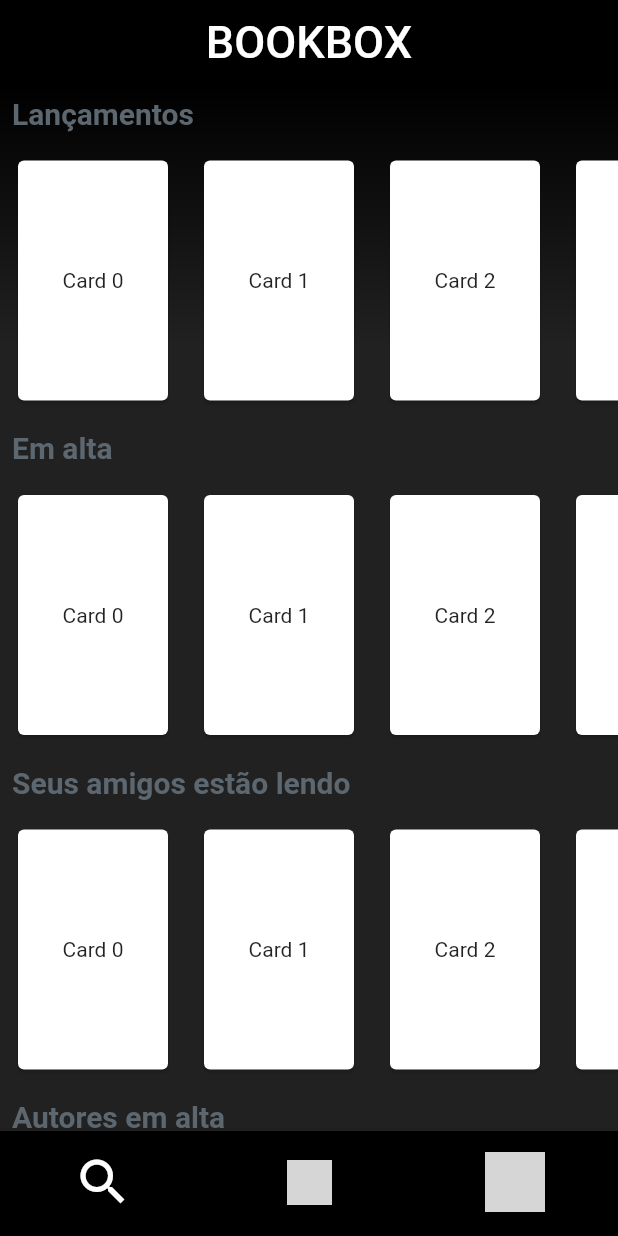
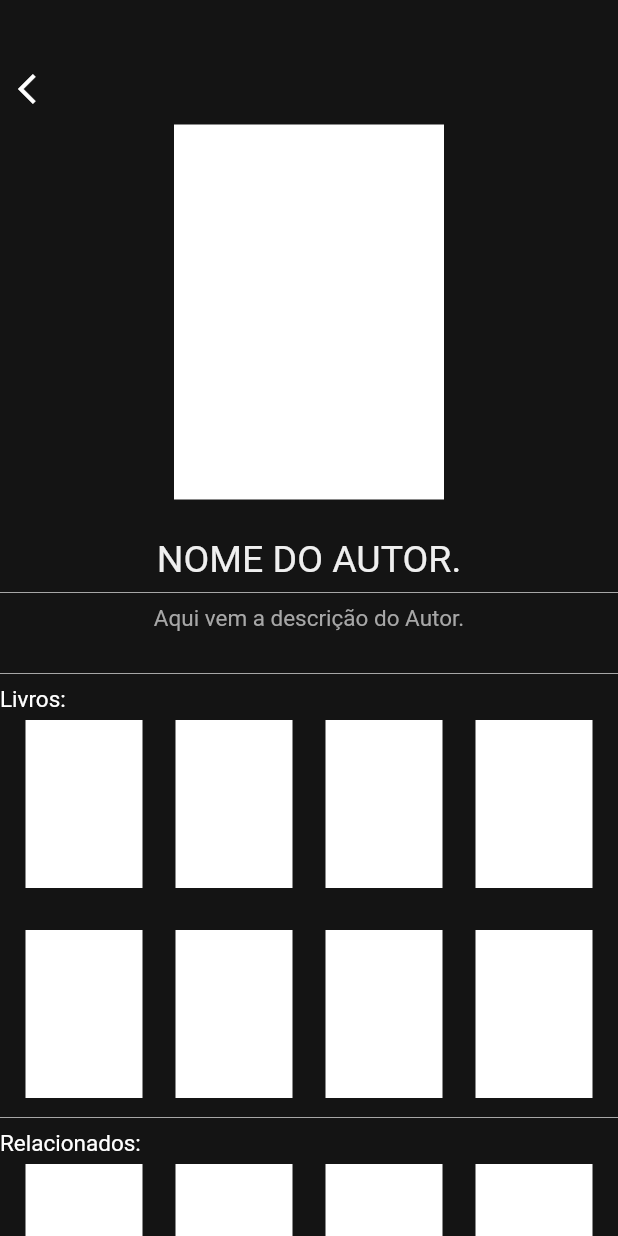
Before and after one commit to book-box/bookbox, a Flutter app: the screen it shows after launch, on a phone screen of 412 x 824 dp. Run offline on Flutter 3.47's test engine with Material 2 defaults, Android fonts, the phone set to English and light mode, and no system bars; grey boxes are pictures that could not be loaded.

Commit message:
pagina do autor

```diff
--- /dev/null
+++ b/lib/autor/autor.dart
@@ -0,0 +1,48 @@
+import 'package:flutter/material.dart';
+import 'package:bookbox/autor/top_bar_estande.dart';
+import 'package:bookbox/autor/lista.dart';
+import 'package:bookbox/autor/olivro.dart';
+
+class Autor extends StatelessWidget {
+  const Autor({Key? key}) : super(key: key);
+
+  @override
+  Widget build(BuildContext context) {
+    return const SingleChildScrollView(
+      child: Column(
+        mainAxisAlignment: MainAxisAlignment.start,
+        crossAxisAlignment: CrossAxisAlignment.center,
+        children: [
+          TopBarEstante(),
+          Olivro(),
+          SizedBox(height: 25),
+          Text(
+            'NOME DO AUTOR.',
+            style: TextStyle(
+              fontSize: 25,
+              color: Color.fromARGB(255, 239, 239, 239),
+            ),
+          ),
+          Column(
+            children: [
+              Divider(color: Color.fromARGB(255, 167, 167, 167)),
+              Text(
+                'Aqui vem a descrição do Autor.',
+                style: TextStyle(
+                  fontSize: 15,
+                  color: Color.fromARGB(255, 167, 167, 167),
+                ),
+              ),
+              SizedBox(height: 20),
+              Divider(color: Color.fromARGB(255, 167, 167, 167)),
+              Lista('Livros:'),
+              Lista(''),
+              Divider(color: Color.fromARGB(255, 167, 167, 167)),
+              Lista('Relacionados:'),
+            ],
+          ),
+        ],
+      ),
+    );
+  }
+}
--- /dev/null
+++ b/lib/autor/lista.dart
@@ -0,0 +1,34 @@
+import 'package:flutter/material.dart';
+import 'package:bookbox/autor/livro.dart';
+
+class Lista extends StatelessWidget {
+  const Lista(this.titulo, {Key? key}) : super(key: key);
+
+  final String titulo;
+  @override
+  Widget build(BuildContext context) {
+    return Column(
+      children: [
+        Align(
+          alignment: Alignment.topLeft,
+            child: Text(
+              titulo,
+              style: const TextStyle(
+                fontSize: 15,
+                color: Colors.white,
+              ),
+            ),
+        ),
+        const Row(
+          mainAxisAlignment: MainAxisAlignment.spaceEvenly,
+          children: [
+            Livro('assets/imagens/1.jpg'),
+            Livro('assets/imagens/1.jpg'),
+            Livro('assets/imagens/1.jpg'),
+            Livro('assets/imagens/1.jpg'),
+          ],
+        ),
+      ],
+    );
+  }
+}
--- /dev/null
+++ b/lib/autor/livro.dart
@@ -0,0 +1,19 @@
+import 'package:flutter/material.dart';
+
+class Livro extends StatelessWidget {
+  const Livro(this.nota, {Key? key}) : super(key: key);
+
+  final String nota;
+
+  @override
+  Widget build(BuildContext context) {
+    return Container(
+      margin: const EdgeInsets.all(5),
+      width: 78,
+      height: 112,
+      decoration: const BoxDecoration(
+        color: Colors.white,
+      ),
+    );
+  }
+}
--- /dev/null
+++ b/lib/autor/olivro.dart
@@ -0,0 +1,17 @@
+import 'package:flutter/material.dart';
+
+class Olivro extends StatelessWidget {
+  const Olivro({Key? key}) : super(key: key);
+
+  @override
+  Widget build(BuildContext context) {
+    MainAxisAlignment.spaceEvenly;
+    return Container(
+      width: 180,
+      height: 250,
+      decoration: const BoxDecoration(
+        color: Colors.white,
+      ),
+    );
+  }
+}
--- /dev/null
+++ b/lib/autor/top_bar_estande.dart
@@ -0,0 +1,26 @@
+import 'package:flutter/material.dart';
+
+class TopBarEstante extends StatelessWidget {
+  const TopBarEstante({super.key});
+
+  @override
+  Widget build(BuildContext context) {
+    return Row(
+      mainAxisAlignment: MainAxisAlignment.spaceBetween,
+      children: [
+        Padding(
+          padding: const EdgeInsets.only(top: 35),
+          child: IconButton(
+            onPressed: (){
+              Navigator.pop(context);
+            },
+            icon: const Icon(
+              Icons.arrow_back_ios,
+              color: Colors.white,
+            ),
+          ),
+        ),
+      ],
+    );
+  }
+}
--- a/lib/common/navbar.dart
+++ b/lib/common/navbar.dart
@@ -46,6 +46,7 @@ class _Navbar extends State<Navbar> {
 
   @override
   Widget build(context) => Scaffold(
+        backgroundColor: const Color.fromARGB(255, 15, 15, 15),
         body: Container(
           decoration: const BoxDecoration(
 
--- a/lib/main.dart
+++ b/lib/main.dart
@@ -1,5 +1,8 @@
+import 'package:bookbox/autor/autor.dart';
 import 'package:flutter/material.dart';
 import 'package:bookbox/common/navbar.dart';
+
+import 'package:bookbox/pages/autor_page.dart';
 
 void main() => runApp(const MyApp());
 
@@ -11,7 +14,9 @@ class MyApp extends StatelessWidget {
   Widget build(BuildContext context) {
     return const MaterialApp(
       title: 'BookBox',
-      home: Navbar(),
+      home: Scaffold(
+        body: AutorPage(),
+      ),
     );
   }
 }
--- /dev/null
+++ b/lib/pages/autor_page.dart
@@ -0,0 +1,14 @@
+import 'package:flutter/material.dart';
+import 'package:bookbox/autor/autor.dart';
+
+class AutorPage extends StatelessWidget {
+  const AutorPage({super.key});
+
+  @override
+  Widget build(BuildContext context) {
+    return const Scaffold(
+      backgroundColor: Color.fromARGB(255, 20, 20, 20),
+      body: Autor(),
+    );
+  }
+}
```
